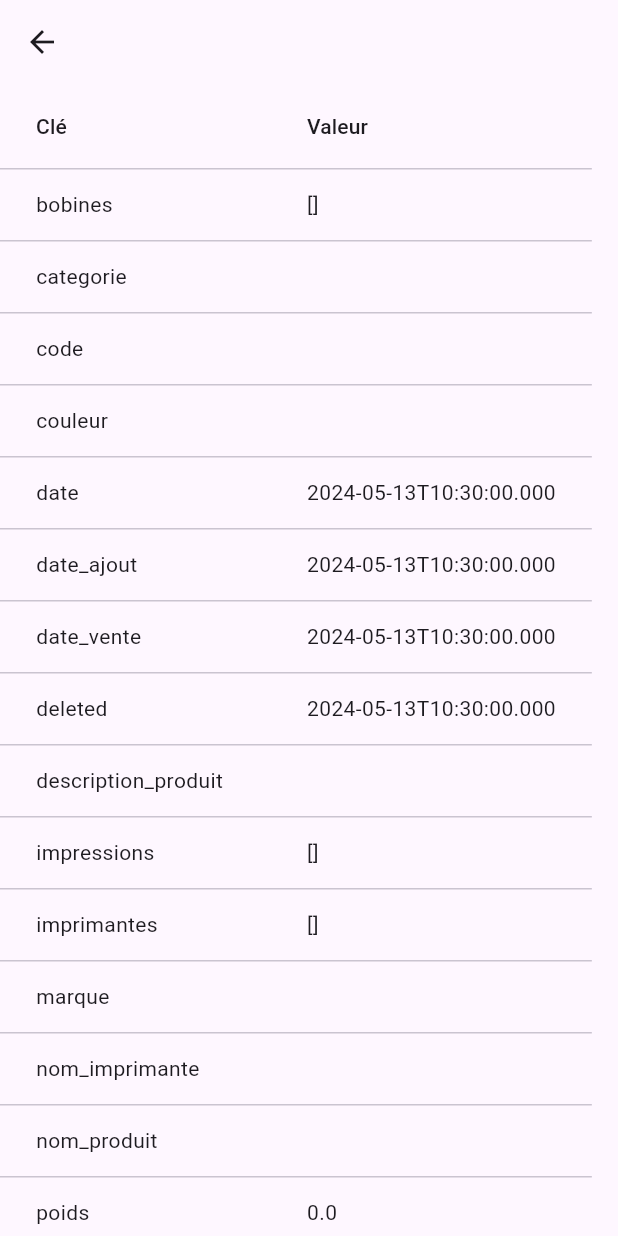
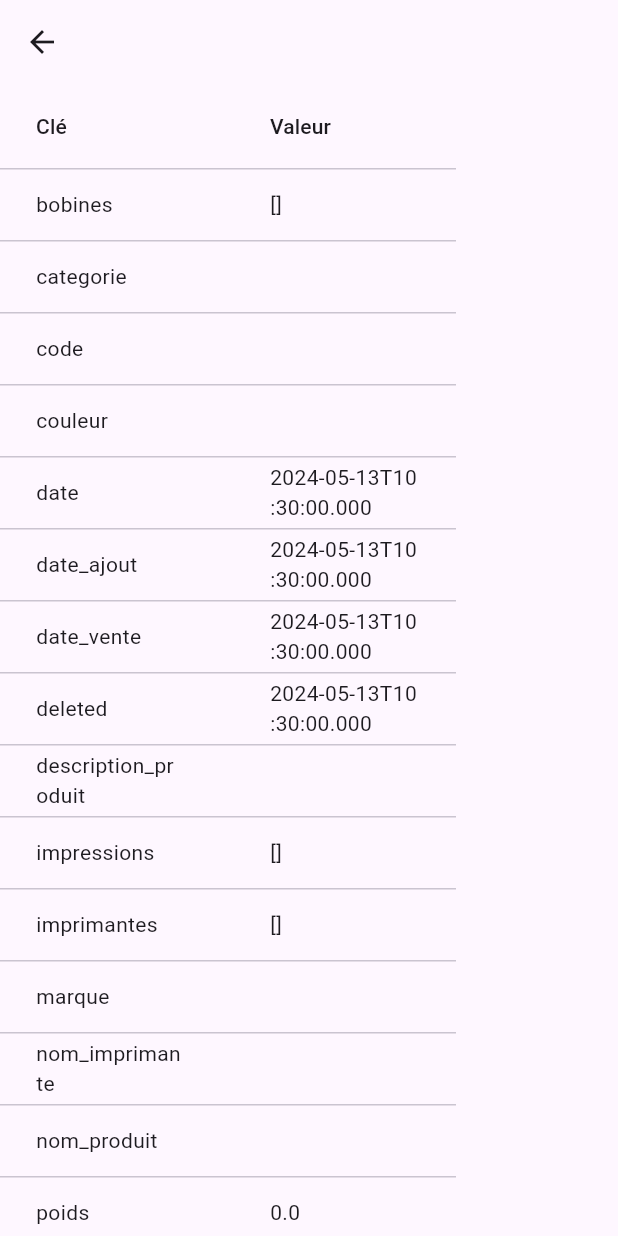
Before and after one commit to Mathbech/filamentgestion, a Flutter app: the DetailPage screen opened directly with empty values, on a phone screen of 412 x 824 dp. Run offline on Flutter 3.47's test engine with Material 3 defaults, Android fonts, the phone set to English and light mode, and no system bars; drawn by our look-alikes of auto_size_text; our stand-ins replace package_info, shared_preferences; accounts and stored records are empty.

Commit message:
Modification de la taille du tableau de détail + ajout d'une dépendances pour

```diff
--- a/lib/template/dashboard/detail.dart
+++ b/lib/template/dashboard/detail.dart
@@ -1,4 +1,40 @@
+// import 'package:flutter/material.dart';
+
+// class DetailPage extends StatelessWidget {
+//   final Map<String, dynamic> item;
+//   final String detailTitle;
+//   DetailPage({required this.item, required this.detailTitle});
+
+//   @override
+//   Widget build(BuildContext context) {
+//     return Scaffold(
+//       appBar: AppBar(
+//         title: Text('${detailTitle}'),
+//       ),
+//       body: SingleChildScrollView(
+//         child: DataTable(
+//           columns: const <DataColumn>[
+//             DataColumn(
+//               label: Text('Clé'),
+//             ),
+//             DataColumn(
+//               label: Text('Valeur'),
+//             ),
+//           ],
+//           rows: item.keys
+//               .map((key) => DataRow(cells: [
+//                     DataCell(Text(key)),
+//                     DataCell(Text(item[key].toString())),
+//                   ]))
+//               .toList(),
+//         ),
+//       ),
+//     );
+//   }
+// }
+
 import 'package:flutter/material.dart';
+import 'package:auto_size_text/auto_size_text.dart';
 
 class DetailPage extends StatelessWidget {
   final Map<String, dynamic> item;
@@ -23,8 +59,20 @@ class DetailPage extends StatelessWidget {
           ],
           rows: item.keys
               .map((key) => DataRow(cells: [
-                    DataCell(Text(key)),
-                    DataCell(Text(item[key].toString())),
+                    DataCell(
+                      Container(
+                        width:
+                            100, // Ajustez cette valeur en fonction de vos besoins
+                        child: AutoSizeText(key),
+                      ),
+                    ),
+                    DataCell(
+                      Container(
+                        width:
+                            100, // Ajustez cette valeur en fonction de vos besoins
+                        child: AutoSizeText(item[key].toString()),
+                      ),
+                    ),
                   ]))
               .toList(),
         ),
--- a/pubspec.yaml
+++ b/pubspec.yaml
@@ -7,6 +7,7 @@ environment:
   sdk: '>=3.3.0 <4.0.0'
 
 dependencies:
+  auto_size_text: ^3.0.0
   flutter:
     sdk: flutter
   http: ^1.2.1
```
Also changed, not shown: pubspec.lock.
